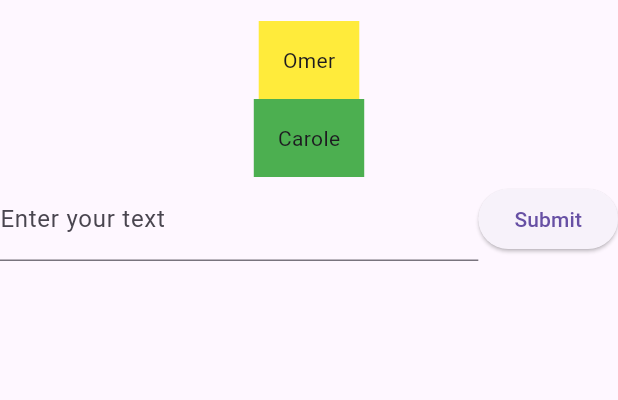
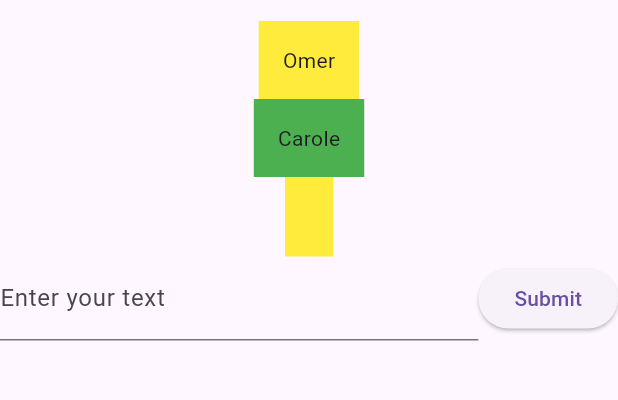
Before and after one commit to omeradjallala/flutter_chat, a Flutter app: the screen it shows after launch, after a tap on "Submit", on a phone screen of 412 x 824 dp, the part 63-463 px from its top. Run offline on Flutter 3.47's test engine with Material 3 defaults, Android fonts, the phone set to English and light mode, and no system bars.

Commit message:
fix[display]: message sent are display automatically

```diff
--- a/lib/inputPart.dart
+++ b/lib/inputPart.dart
@@ -27,8 +27,8 @@ class _InputPartState extends State<InputPart> {
         onPressed: () {
           String enteredText = _controller.text;
           print('Entered text: $enteredText');
-          List<String> newTab = [...MyApp.tab, enteredText];
-          widget.onTabChanged(newTab);
+          // List<String> newTab = [...MyApp.tab, enteredText];
+          widget.onTabChanged(enteredText);
           _controller.clear();
           // Vous pouvez utiliser la valeur entrée dans l'application comme bon vous semble
         },
--- a/lib/main.dart
+++ b/lib/main.dart
@@ -2,13 +2,18 @@
 import 'inputPart.dart';
 
 void main() {
-  runApp(MyApp());
+  runApp(const MyApp());
 }
 
-class MyApp extends StatelessWidget {
-  MyApp({super.key});
+class MyApp extends StatefulWidget {
+  const MyApp({super.key});
 
-  static List<String> tab = ["Omer", "Carole"];
+  @override
+  _MyAppState createState() => _MyAppState();
+}
+
+class _MyAppState extends State<MyApp> {
+  List<String> tab = ["Omer", "Carole"];
 
   @override
   Widget build(BuildContext context) {
@@ -20,19 +25,18 @@
           ),
           body: Column(children: [
             Column(
-                children: tab.asMap().entries.map((value) {
-              bool h = (value.key % 2) != 0;
-              Color color = h ? Colors.green : Colors.yellow;
-              return (UserMsg(value.value, color));
-            }).toList()),
+              children: tab.asMap().entries.map((value) {
+                bool h = (value.key % 2) != 0;
+                Color color = h ? Colors.green : Colors.yellow;
+                return (UserMsg(value.value, color));
+              }).toList()
+            ),
             InputPart(
+              // onTabChanged: updateMsg,
               onTabChanged: (newTab) {
-                tab = newTab;
-                // setState(() {
-                //   tab = newTab;
-                // });
-                // print("tab");
-                // print(tab);
+                setState(() {
+                  tab = [...tab, newTab];
+                });
               },
             ),
           ]),
```
